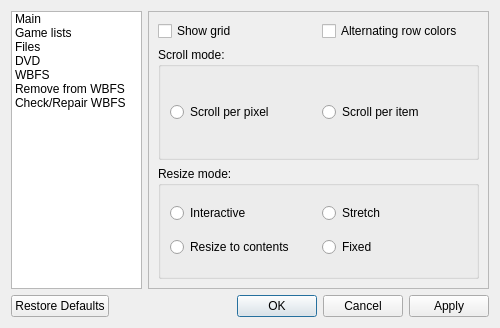
Qt form resources/ui/settings.ui (evertonstz/wiibafu) before a commit.
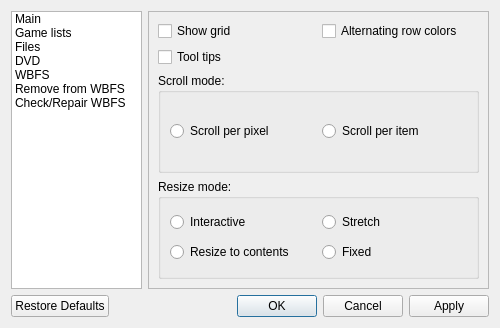
The same form after that commit. The open tabs and pages were chosen to show the change. Icons and pictures are not drawn.

Commit message: Tool tips for name/title, busy mode set to 3000 ms, witTitlesPath() fixed

The edit to the form file:
```diff
--- a/resources/ui/settings.ui
+++ b/resources/ui/settings.ui
@@ -346,15 +346,15 @@
      <widget class="QWidget" name="GameLists">
       <layout class="QVBoxLayout" name="verticalLayout">
        <item>
-        <layout class="QHBoxLayout" name="horizontalLayout_2">
-         <item>
+        <layout class="QGridLayout" name="gridLayout_16">
+         <item row="0" column="0">
           <widget class="QCheckBox" name="gameLists_checkBox_ShowGrid">
            <property name="text">
             <string>Show grid</string>
            </property>
           </widget>
          </item>
-         <item>
+         <item row="0" column="2">
           <widget class="QCheckBox" name="gameLists_checkBox_AlternatingRowColors">
            <property name="locale">
             <locale language="English" country="UnitedStates"/>
@@ -364,6 +364,13 @@
            </property>
           </widget>
          </item>
+         <item row="1" column="0">
+          <widget class="QCheckBox" name="gameLists_checkBox_ToolTips">
+           <property name="text">
+            <string>Tool tips</string>
+           </property>
+          </widget>
+         </item>
         </layout>
        </item>
        <item>
```
The commit also changes 6 other files.
